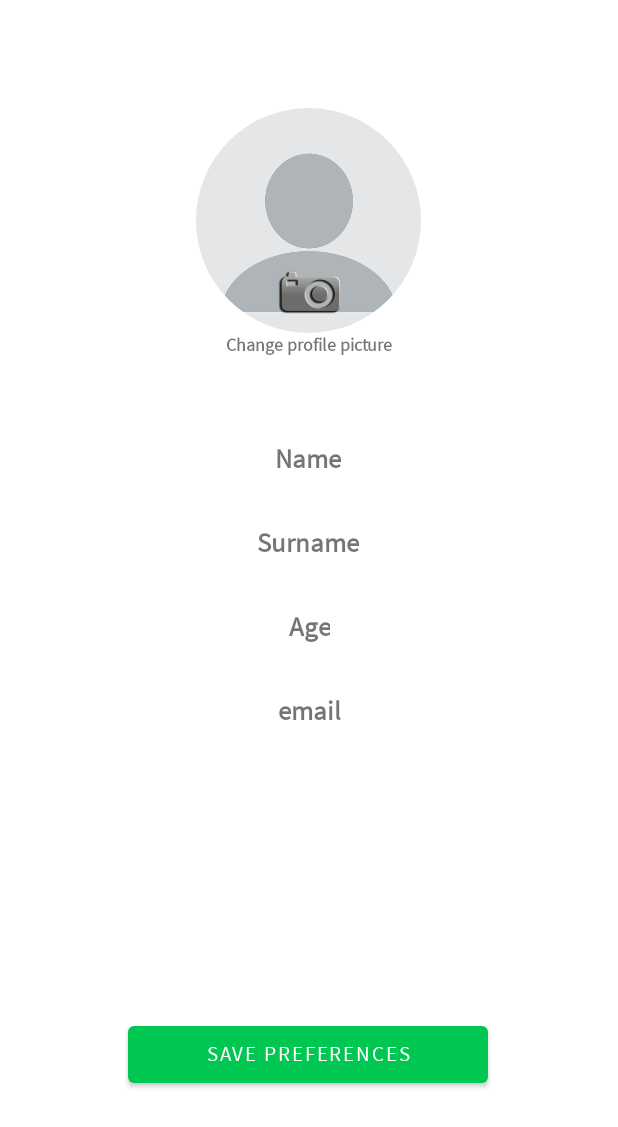
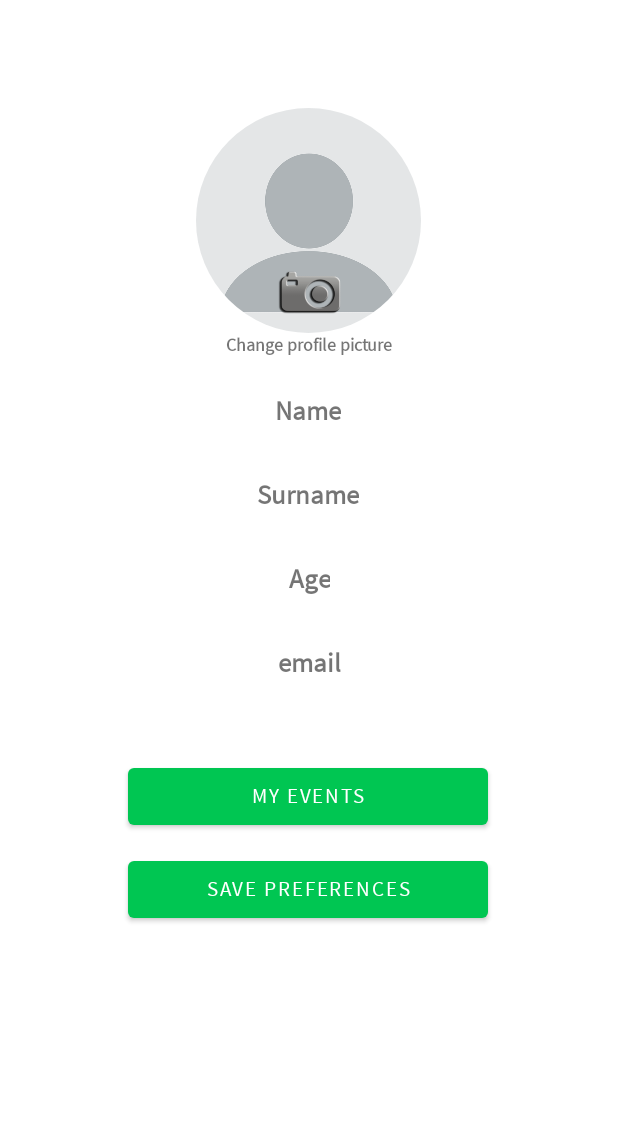
Before and after one commit to MatteoFilosa/easyEvent, an Android app: the layout activity_profile_infos.xml on its own in the app's theme, with its tools: preview values and no code run, on a phone screen of 412 x 824 dp. Shown: the top 1127 px of the screen. Run offline under Robolectric (Android 15) with nearby library versions, the phone set to English and light mode, and no system bars.

```diff
--- a/app/build.gradle
+++ b/app/build.gradle
@@ -74,6 +74,7 @@ dependencies {
     implementation 'com.google.firebase:firebase-database:19.2.1'
     implementation 'com.google.firebase:firebase-database-ktx:20.0.3'
     implementation 'com.google.firebase:firebase-storage-ktx:20.0.0'
+    implementation 'com.google.firebase:firebase-firestore-ktx:24.0.0'
     testImplementation 'junit:junit:4.+'
     androidTestImplementation 'androidx.test.ext:junit:1.1.2'
     androidTestImplementation 'androidx.test.espresso:espresso-core:3.3.0'
--- a/app/src/main/AndroidManifest.xml
+++ b/app/src/main/AndroidManifest.xml
@@ -13,6 +13,9 @@
         android:roundIcon="@mipmap/ic_launcher_round"
         android:supportsRtl="true"
         android:theme="@style/Theme.EasyEventlogin">
+        <activity
+            android:name=".MyEventsActivity"
+            android:exported="false" />
         <activity
             android:name=".ForgotPasswordActivity"
             android:exported="false" />
--- a/app/src/main/res/layout/activity_profile_infos.xml
+++ b/app/src/main/res/layout/activity_profile_infos.xml
@@ -36,7 +36,7 @@
         android:id="@+id/name"
         android:layout_width="wrap_content"
         android:layout_height="wrap_content"
-        android:layout_marginTop="56dp"
+        android:layout_marginTop="24dp"
         android:text="@string/name"
         android:textAlignment="center"
         android:textSize="18sp"
@@ -87,16 +87,26 @@
         app:layout_constraintTop_toBottomOf="@id/age" />
 
     <com.google.android.material.button.MaterialButton
+        android:id="@+id/my_events_button"
+        android:layout_width="240dp"
+        android:layout_height="50dp"
+        android:layout_marginTop="52dp"
+        android:text="@string/my_events"
+        app:layout_constraintEnd_toEndOf="parent"
+        app:layout_constraintHorizontal_bias="0.497"
+        app:layout_constraintStart_toStartOf="parent"
+        app:layout_constraintTop_toBottomOf="@id/email" />
+
+    <com.google.android.material.button.MaterialButton
         android:id="@+id/save_button"
         android:layout_width="240dp"
         android:layout_height="50dp"
-        android:layout_marginBottom="96dp"
+        android:layout_marginTop="12dp"
         android:text="@string/save_preferences"
-        app:layout_constraintBottom_toBottomOf="parent"
         app:layout_constraintEnd_toEndOf="parent"
         app:layout_constraintHorizontal_bias="0.497"
-
-        app:layout_constraintStart_toStartOf="parent" />
+        app:layout_constraintStart_toStartOf="parent"
+        app:layout_constraintTop_toBottomOf="@id/my_events_button" />
 
 
 </androidx.constraintlayout.widget.ConstraintLayout>
--- a/app/src/main/res/values/strings.xml
+++ b/app/src/main/res/values/strings.xml
@@ -27,5 +27,6 @@
     <string name="change_profile_picture">Change profile picture</string>
     <string name="save_preferences">Save preferences</string>
     <string name="reset_psw">Please enter a valid email address.\n We\'ll provide you a link to reset your password.</string>
+    <string name="my_events">My events</string>
 
 </resources>
```
Also changed, not shown: app/src/main/java/com/example/easyEvent/MyEventsActivity.kt (added, +31 -0 lines), app/src/main/java/com/example/easyEvent/ProfileInfosActivity.kt (+10 -0 lines), app/src/main/res/layout/activity_my_events.xml (added, +18 -0 lines).
